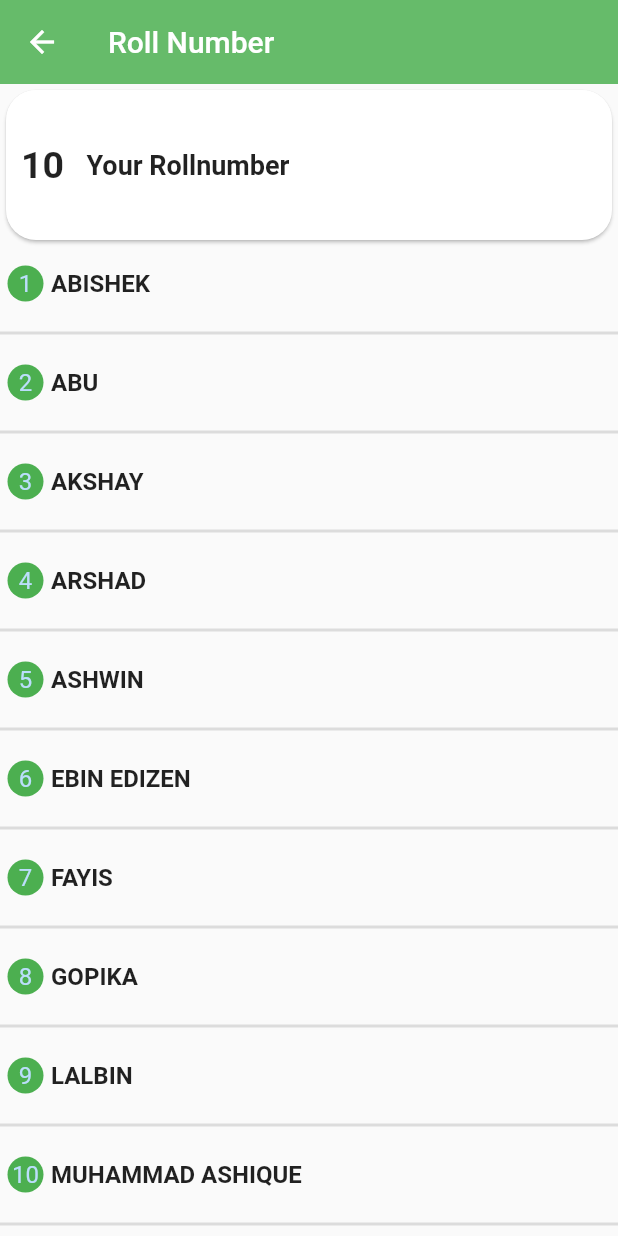
After one commit to santo121/Online-Student-management, a Flutter app: the RollNumber screen opened by its route, on a phone screen of 412 x 824 dp. The commit adds this screen. Run offline on Flutter 3.47's test engine with Material 2 defaults, Android fonts, the phone set to English and light mode, and no system bars; our stand-ins replace bottom_navy_bar.

Commit message:
completd rollnumber page

```diff
--- a/schooldiary/lib/Home page section/mainHomePage.dart
+++ b/schooldiary/lib/Home page section/mainHomePage.dart
@@ -109,6 +109,9 @@ class _HomePageState extends State<HomePage> {
                         buildContainer(
                             title: "Roll number",
                             // value: "30",
+                            ontap: (){
+                              Navigator.pushNamed(context, '/rollNumber');
+                            },
                             valueColor: Colors.green),
                         SizedBox(
                           width: MediaQuery.of(context).size.width * .05,
--- /dev/null
+++ b/schooldiary/lib/Home page section/sub screens/rollnumber.dart
@@ -0,0 +1,87 @@
+import 'package:flutter/cupertino.dart';
+import 'package:flutter/material.dart';
+import 'package:schooldiary/string_assets.dart';
+
+class RollNumber extends StatefulWidget {
+  const RollNumber({Key key}) : super(key: key);
+
+  @override
+  _RollNumberState createState() => _RollNumberState();
+}
+
+class _RollNumberState extends State<RollNumber> {
+
+  @override
+  Widget build(BuildContext context) {
+
+    return Scaffold(
+      appBar: AppBar(
+        backgroundColor: Colors.green[400],
+        elevation: 0,
+        title: Text(
+          "Roll Number",
+          style: TextStyle(color: Colors.white),
+        ),
+      ),
+      body: SingleChildScrollView(
+        child:Column(
+        children: [
+          Card(
+            shape: RoundedRectangleBorder(
+              borderRadius: BorderRadius.circular(20),
+            ),
+            child: SizedBox(
+              height: 100,
+              width: MediaQuery.of(context).size.width,
+              child: Row(
+                children: [
+                  SizedBox(width: 10),
+                  Text("10",style: TextStyle(fontWeight: FontWeight.bold,fontSize: 25),),
+                  SizedBox(width: 15),
+                  Text(
+                    "Your Rollnumber",
+                    style: TextStyle(fontWeight: FontWeight.bold, fontSize: 18),
+                  ),
+                ],
+              ),
+            ),
+          ),
+          Container(
+            height: MediaQuery.of(context).size.height/1,
+            child: ListView.builder(
+                itemCount: studentName.length,
+                itemBuilder: (context, index) {
+                  return Column(
+                    mainAxisAlignment: MainAxisAlignment.spaceEvenly,
+                    children: [
+                      Container(
+                        height: 50,
+                        child: Row(
+                          children: [
+                            SizedBox(width: 5),
+                            CircleAvatar(
+                              backgroundColor: Colors.green,
+                              radius: 12,
+                              child: Text(studentRollNO[index]),
+                            ),
+                            SizedBox(width: 5),
+                            Text(
+                              studentName[index].toUpperCase(),
+                              style: TextStyle(
+                                  fontWeight: FontWeight.bold, fontSize: 16),
+                            ),
+                          ],
+                        ),
+                      ),
+                      Divider(thickness: 2),
+                    ],
+                  );
+             }),
+          )
+        ],
+      ),
+      )
+    );
+  }
+}
+      // color:Colors.green[400]
--- a/schooldiary/lib/main.dart
+++ b/schooldiary/lib/main.dart
@@ -1,5 +1,6 @@
 import 'package:flutter/material.dart';
 import 'package:schooldiary/Home%20page%20section/mainHomePage.dart';
+import 'package:schooldiary/Home%20page%20section/sub%20screens/rollnumber.dart';
 import 'package:schooldiary/Main%20Routs/SplashScreen.dart';
 import 'package:schooldiary/Main%20Routs/bottomNavSection.dart';
 import 'package:schooldiary/Main%20Routs/registrationPage.dart';
@@ -20,7 +21,8 @@ class MyApp extends StatelessWidget {
                "/splashScreen":(context)=>SplashScreen(),
                "/registrationPage":(context)=>RegistrationPage(),
                "/schoolActivityPage":(context)=>SchoolActivityPage(),
-               "/homepage":(context)=>HomePage()
+               "/homepage":(context)=>HomePage(),
+               "/rollNumber":(context)=>RollNumber()
               },
     );
   }
--- /dev/null
+++ b/schooldiary/lib/string_assets.dart
@@ -0,0 +1,6 @@
+List studentName = [
+    "abishek", "abu", "akshay", "arshad", "ashwin", "ebin edizen", "fayis", "gopika", "lalbin", "muhammad ashique", "nadthitha", "sajni", "santo martin", "shaheera", "sharanya", "shreekutty", "sidharth", "vaishnavi"];
+
+  List studentRollNO = [
+    '1','2','3','4','5','6','7','8','9','10','11','12','13','14','15', '16','17','18'
+  ];
```
